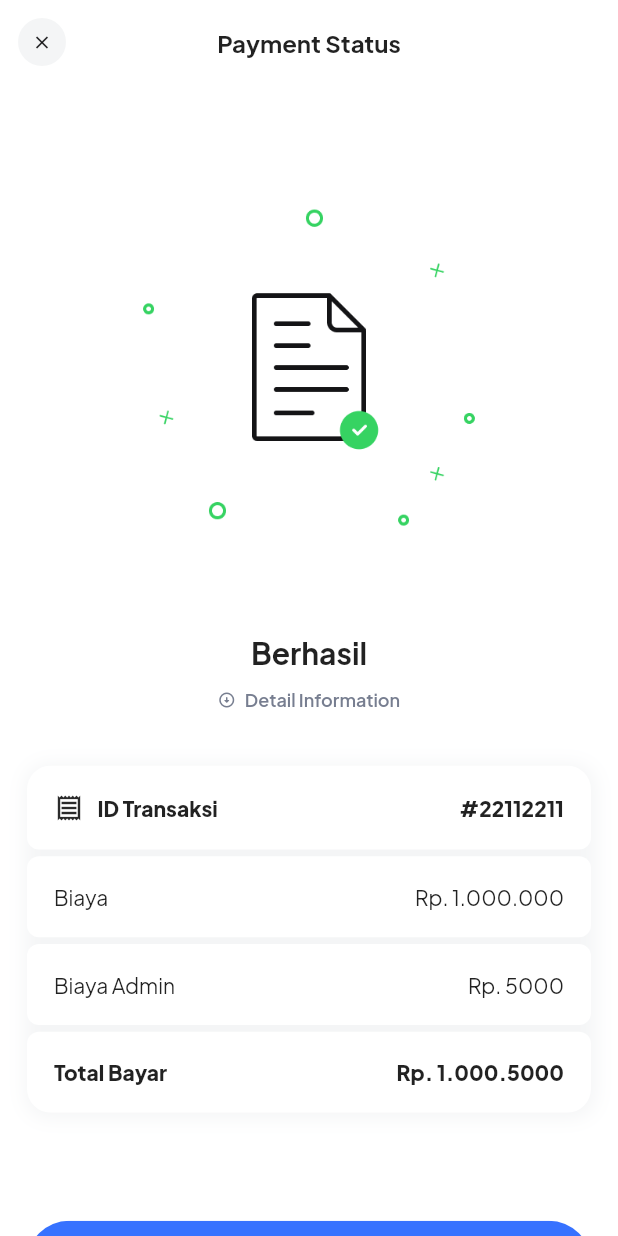
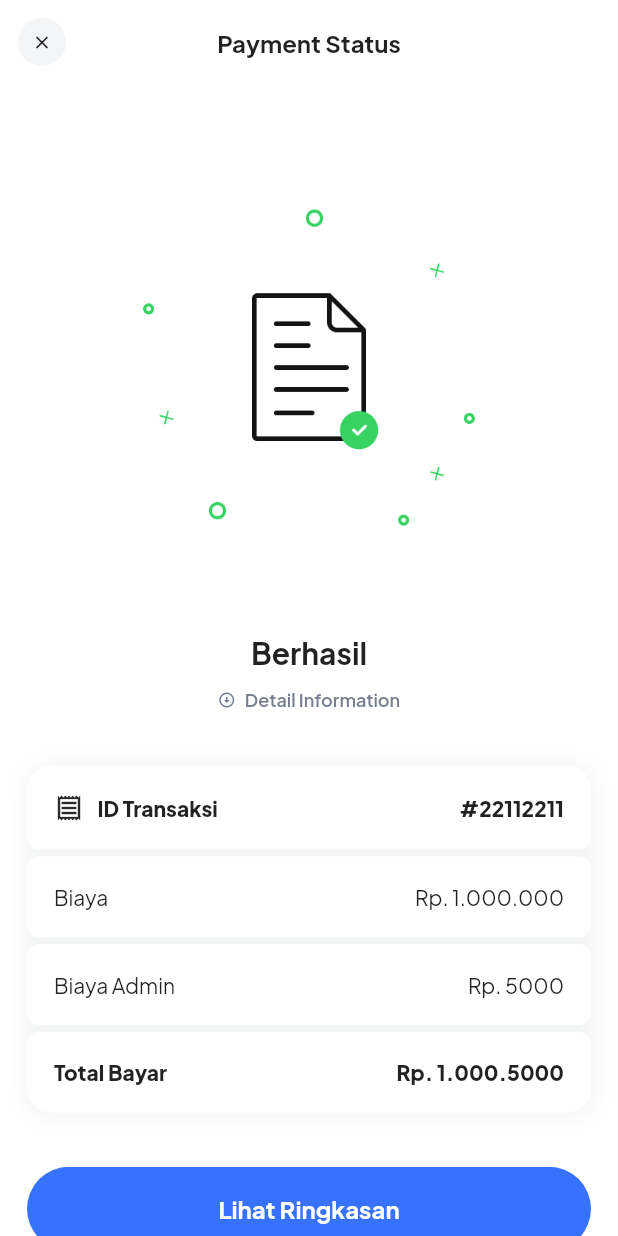
Before and after one commit to ideaver/satujuta-mobile-frontend, a Flutter app: the PaymentStatusView screen opened by its route, on a phone screen of 412 x 824 dp. Run offline on Flutter 3.47's test engine with Material 2 defaults, Android fonts, the phone set to English and light mode, and no system bars; our stand-ins replace flutter_image_slideshow, flutter_rating_bar, logger, photo_view; missing offline and left inert: optimized_cached_image.

```diff
--- a/lib/view/payment_status/payment_status.dart
+++ b/lib/view/payment_status/payment_status.dart
@@ -112,9 +112,7 @@ class _PaymentStatusViewState extends State<PaymentStatusView> {
   }
 
   Widget orderPricing() {
-    return Padding(
-      padding: const EdgeInsets.only(bottom: AppSizes.padding * 2),
-      child: AppWidgetListWrapper(
+    return AppWidgetListWrapper(
       child: Column(
         children: [
           Container(
@@ -211,7 +209,6 @@ class _PaymentStatusViewState extends State<PaymentStatusView> {
           ),
         ],
       ),
-      ),
     );
   }
 }
```
Lines whose indentation alone changed are shown as unchanged.
